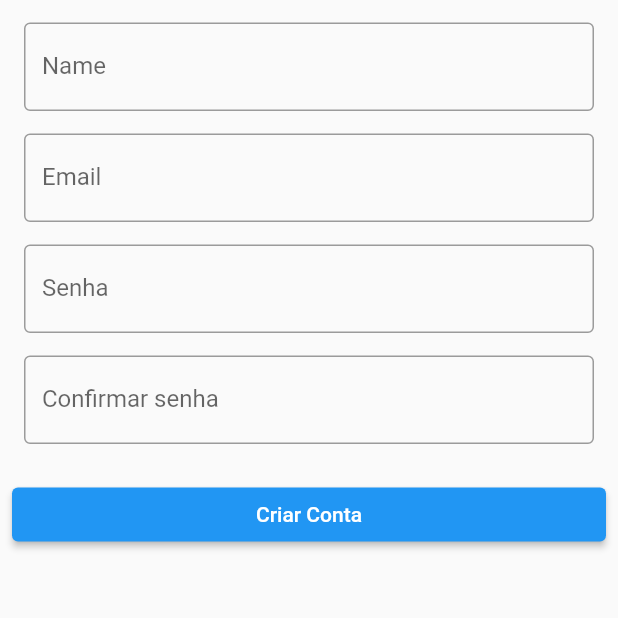
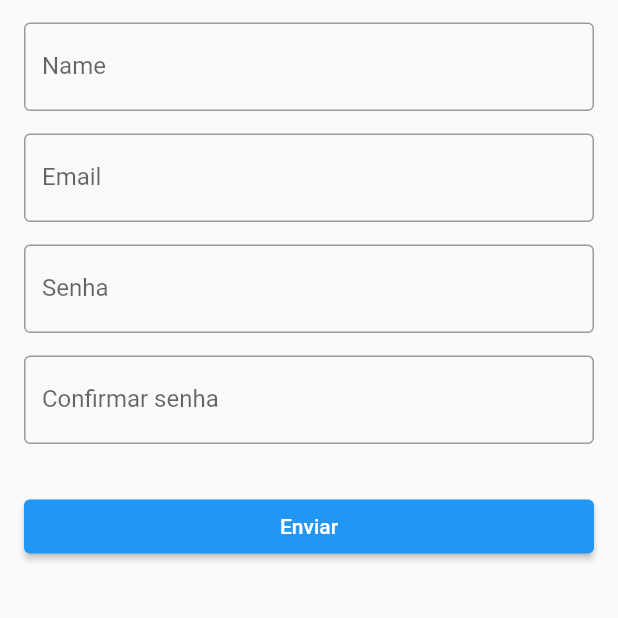
Before and after one commit to lucasbarretoluz/AppGerenciamentoFinanceiro, a Flutter app: the Singup screen opened directly, on a phone screen of 412 x 824 dp, the top half of it. Run offline on Flutter 3.47's test engine with Material 2 defaults, Android fonts, the phone set to English and light mode, and no system bars; our stand-ins replace cloud_firestore, firebase_auth, firebase_core, table_calendar; missing offline and left inert: flutter_barcode_scanner; accounts and stored records are empty.

```diff
--- a/flutter_application/lib/main.dart
+++ b/flutter_application/lib/main.dart
@@ -30,7 +30,7 @@ class MyApp extends StatelessWidget {
             theme: AppTheme.lightTheme.copyWith(),
             debugShowCheckedModeBanner: false,
 
-            home: QRCodePage(),
+            home: Singup(),
             //oginPage(),
             // routes: Routes.getRoute(),
             // initialRoute: '/',
--- a/flutter_application/lib/src/pages/singupPage.dart
+++ b/flutter_application/lib/src/pages/singupPage.dart
@@ -1,6 +1,7 @@
 import 'package:firebase_auth/firebase_auth.dart';
 import 'package:flutter/material.dart';
 import 'package:cloud_firestore/cloud_firestore.dart';
+import 'package:flutter_application/src/widgets/submitButton.dart';
 
 class Singup extends StatefulWidget {
   const Singup({Key? key}) : super(key: key);
@@ -52,18 +53,27 @@ class _SingupState extends State<Singup> {
             Center(child: CircularProgressIndicator()),
           ],
           if (!loading) ...[
-            Padding(
-              padding: const EdgeInsets.all(8.0),
-              child: ElevatedButton(
+            SubmitButton(
               onPressed: () {
                 if (_formkey.currentState != null &&
                     _formkey.currentState!.validate()) {
                   _singUp();
                 }
               },
-                child: Text('Criar Conta'),
+              padding: 16,
             ),
-            )
+            // Padding(
+            //   padding: const EdgeInsets.all(8.0),
+            //   child: ElevatedButton(
+            //     onPressed: () {
+            //       if (_formkey.currentState != null &&
+            //           _formkey.currentState!.validate()) {
+            //         _singUp();
+            //       }
+            //     },
+            //     child: Text('Criar Conta'),
+            //   ),
+            // )
           ],
         ]),
       ),
@@ -93,7 +103,10 @@ class _SingupState extends State<Singup> {
     });
     try {
       await FirebaseAuth.instance.createUserWithEmailAndPassword(
-          email: _emailController.text, password: _passwordController.text);
+        email: _emailController.text,
+        password: _passwordController.text,
+      );
+
       await FirebaseFirestore.instance.collection('users').add({
         'email': _emailController.text,
         'name': _nameController.text,
--- /dev/null
+++ b/flutter_application/lib/src/widgets/submitButton.dart
@@ -0,0 +1,26 @@
+import 'package:flutter/material.dart';
+
+class SubmitButton extends StatelessWidget {
+  const SubmitButton(
+      {required this.onPressed, this.text = 'Enviar', this.padding = 0});
+
+  final VoidCallback onPressed;
+  final String text;
+  final double padding;
+
+  Widget build(BuildContext context) {
+    return Padding(
+      padding: EdgeInsets.all(padding),
+      child: SizedBox(
+        width: double.infinity,
+        child: ElevatedButton(
+            onPressed: () {
+              if (onPressed != null) {
+                onPressed();
+              }
+            },
+            child: Text(text)),
+      ),
+    );
+  }
+}
```
Lines whose indentation alone changed are shown as unchanged.
